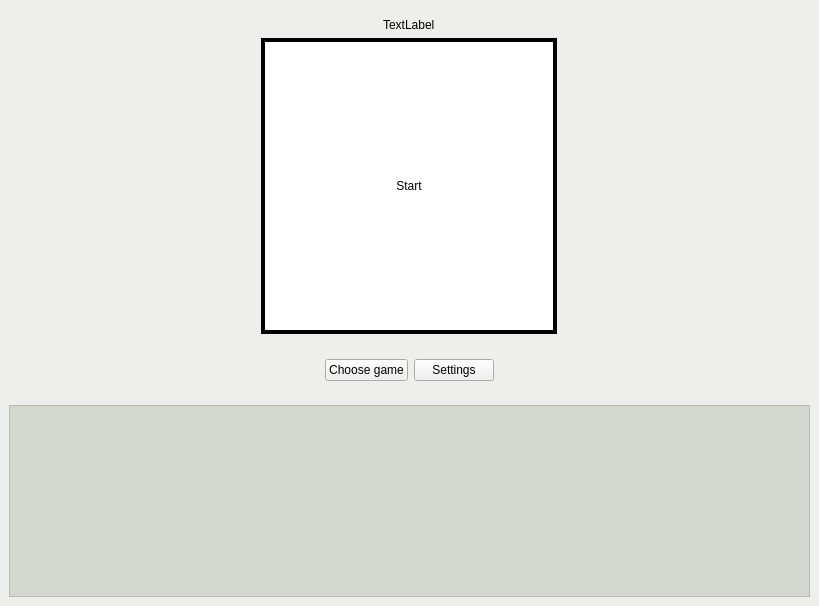
Before: the Qt Designer form src/mainwindow.ui in MathThree/queens_game, drawn with Qt 5.
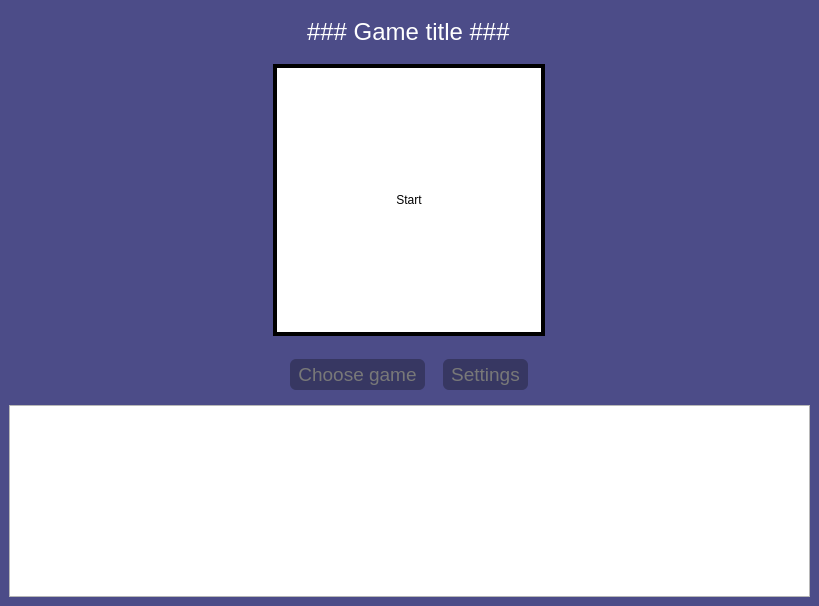
After: the same form once the commit is applied. Custom widgets are drawn as their Qt base class.

Commit message: feat: adding rounded corners and color theme

What changed in the file:
```diff
--- a/src/mainwindow.ui
+++ b/src/mainwindow.ui
@@ -77,7 +77,15 @@
   <property name="windowTitle">
    <string>Queen game</string>
   </property>
+  <property name="styleSheet">
+   <string notr="true"/>
+  </property>
   <widget class="QWidget" name="centralwidget">
+   <property name="styleSheet">
+    <string notr="true">#centralwidget{
+	 background:rgb(76, 76, 136)
+}</string>
+   </property>
    <layout class="QVBoxLayout" name="verticalLayout_2">
     <item>
      <widget class="QWidget" name="widget" native="true">
@@ -96,8 +104,20 @@
       <layout class="QVBoxLayout" name="verticalLayout_3" stretch="0,0,0">
        <item alignment="Qt::AlignHCenter|Qt::AlignBottom">
         <widget class="QLabel" name="gameName">
+         <property name="font">
+          <font>
+           <pointsize>18</pointsize>
+          </font>
+         </property>
+         <property name="styleSheet">
+          <string notr="true">QLabel {
+    background: transparent;
+    border: none; 
+	color: white;
+}</string>
+         </property>
          <property name="text">
-          <string>TextLabel</string>
+          <string>### Game title ###</string>
          </property>
         </widget>
        </item>
@@ -129,10 +149,33 @@
             <verstretch>0</verstretch>
            </sizepolicy>
           </property>
+          <property name="font">
+           <font>
+            <stylestrategy>PreferAntialias</stylestrategy>
+           </font>
+          </property>
+          <property name="autoFillBackground">
+           <bool>false</bool>
+          </property>
+          <property name="styleSheet">
+           <string notr="true"/>
+          </property>
           <layout class="QGridLayout" name="gameGrid">
            <property name="sizeConstraint">
             <enum>QLayout::SetDefaultConstraint</enum>
            </property>
+           <property name="leftMargin">
+            <number>12</number>
+           </property>
+           <property name="topMargin">
+            <number>12</number>
+           </property>
+           <property name="rightMargin">
+            <number>12</number>
+           </property>
+           <property name="bottomMargin">
+            <number>12</number>
+           </property>
            <property name="spacing">
             <number>0</number>
            </property>
@@ -166,7 +209,41 @@
            <height>20</height>
           </size>
          </property>
-         <layout class="QHBoxLayout" name="horizontalLayout">
+         <property name="styleSheet">
+          <string notr="true">QPushButton {
+    background: rgb(55, 55, 98); 
+    border: none;
+	border-radius: 6px ;
+	padding-left:8px;
+	padding-right:8px;
+	padding-top:4px;
+	padding-bottom:4px;
+	color: rgb(120, 120, 120);
+}
+QPushButton:hover {
+	color: rgb(255, 255, 255);
+}
+QPushButton:pressed {
+	color: rgb(255, 255, 255);
+}
+</string>
+         </property>
+         <layout class="QHBoxLayout" name="horizontalLayout" stretch="1,1">
+          <property name="spacing">
+           <number>18</number>
+          </property>
+          <property name="leftMargin">
+           <number>0</number>
+          </property>
+          <property name="topMargin">
+           <number>0</number>
+          </property>
+          <property name="rightMargin">
+           <number>0</number>
+          </property>
+          <property name="bottomMargin">
+           <number>0</number>
+          </property>
           <item>
            <widget class="QPushButton" name="chooseGameButton">
             <property name="sizePolicy">
@@ -175,6 +252,14 @@
               <verstretch>0</verstretch>
              </sizepolicy>
             </property>
+            <property name="font">
+             <font>
+              <pointsize>14</pointsize>
+             </font>
+            </property>
+            <property name="styleSheet">
+             <string notr="true"/>
+            </property>
             <property name="text">
              <string>Choose game</string>
             </property>
@@ -182,9 +267,31 @@
           </item>
           <item>
            <widget class="QPushButton" name="settingsButton">
+            <property name="font">
+             <font>
+              <pointsize>14</pointsize>
+              <strikeout>false</strikeout>
+              <stylestrategy>PreferDefault</stylestrategy>
+             </font>
+            </property>
+            <property name="autoFillBackground">
+             <bool>false</bool>
+            </property>
+            <property name="styleSheet">
+             <string notr="true"/>
+            </property>
             <property name="text">
              <string>Settings</string>
             </property>
+            <property name="autoDefault">
+             <bool>false</bool>
+            </property>
+            <property name="default">
+             <bool>false</bool>
+            </property>
+            <property name="flat">
+             <bool>false</bool>
+            </property>
            </widget>
           </item>
          </layout>
```
The commit also changes 10 other files.
